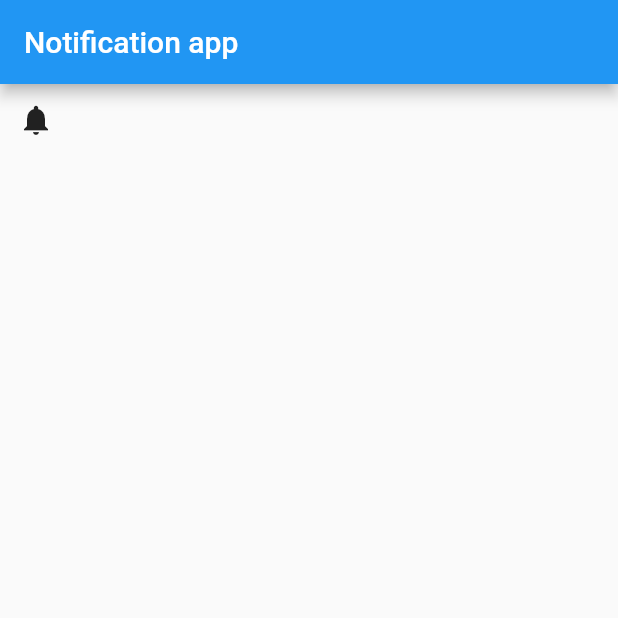
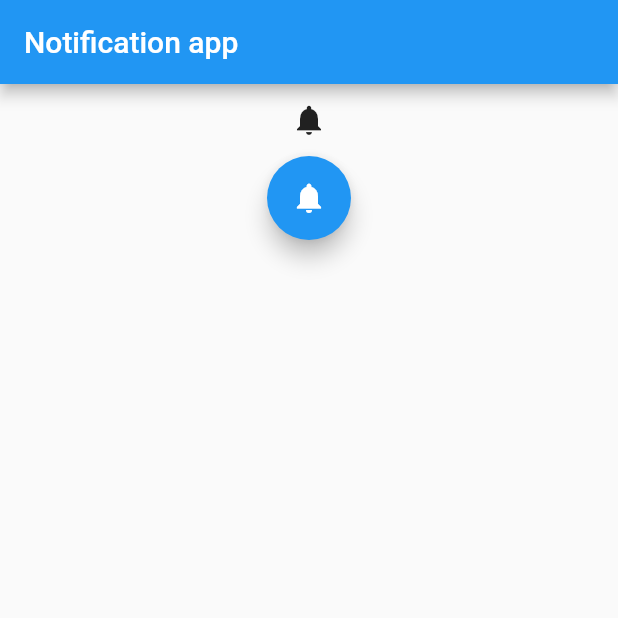
Before and after one commit to Jate1601/Notification, a Flutter app: the screen it shows after launch, on a phone screen of 412 x 824 dp, the top half of it. Run offline on Flutter 3.47's test engine with Material 2 defaults, Android fonts, the phone set to English and light mode, and no system bars; our stand-ins replace flutter_local_notifications.

```diff
--- a/lib/main.dart
+++ b/lib/main.dart
@@ -1,6 +1,8 @@
+import 'package:flutter/rendering.dart';
+
 import 'notification.dart';
 import 'package:flutter/material.dart';
-import 'package:flutter_local_notifications/flutter_local_notifications.dart';
+import 'package:flutter_local_notifications/flutter_local_notifications.dart';  // For heads-up notificaions
 
 void main() => runApp(new MaterialApp(home: new MyApp()));
 
@@ -12,6 +14,22 @@ class MyApp extends StatefulWidget{
 class _MyAppState extends State<MyApp>{
   FlutterLocalNotificationsPlugin flutterLocalNotificationsPlugin;
   @override
+
+  void initState(){
+    super.initState();
+    flutterLocalNotificationsPlugin = new FlutterLocalNotificationsPlugin();
+    var android = new  AndroidInitializationSettings('@mipmap/ic_launcher');
+    var IOS = new IOSInitializationSettings();
+    var initSettings = new InitializationSettings(android, IOS);
+    flutterLocalNotificationsPlugin.initialize(initSettings);
+  }
+  Future<void> initSettings(String payload){
+    debugPrint("payload: $payload");
+    showDialog(context: context, builder: (_)=> new AlertDialog(
+      title: Text('Notification'),
+      content: Text('Payload'),
+    ));
+  }
 
 
   Future<void> _showNotification() async{
@@ -27,16 +45,30 @@ class _MyAppState extends State<MyApp>{
 
   @override
   Widget build(BuildContext context) {
+    debugPaintSizeEnabled = true;
     return Scaffold(
       appBar: new AppBar(
         title: Text(notifications.main_title),
       ),
-      body: IconButton(
-        icon: Icon(Icons.notifications),
-        onPressed: () async{
-        await _showNotification();
-        },
-          ),
+      body:Center(
+      child:Column(children: <Widget>[
+        IconButton(
+          icon: Icon(Icons.notifications),
+          onPressed: () async{
+            await _showNotification();
+          },
+        ),
+
+        FloatingActionButton(
+          child: Icon(Icons.notifications),
+          onPressed: () async{
+            await _showNotification();
+          },
+        )
+
+      ],
+        ),
+      ),
     );
   }
 }
```
